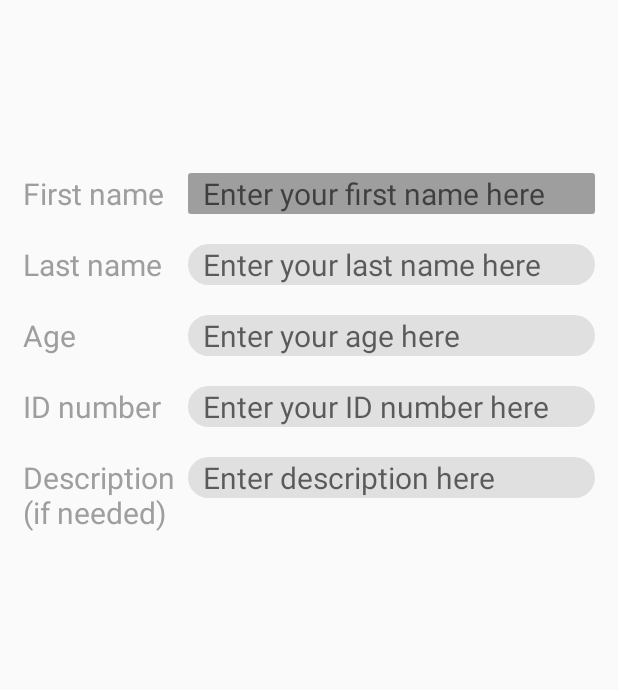
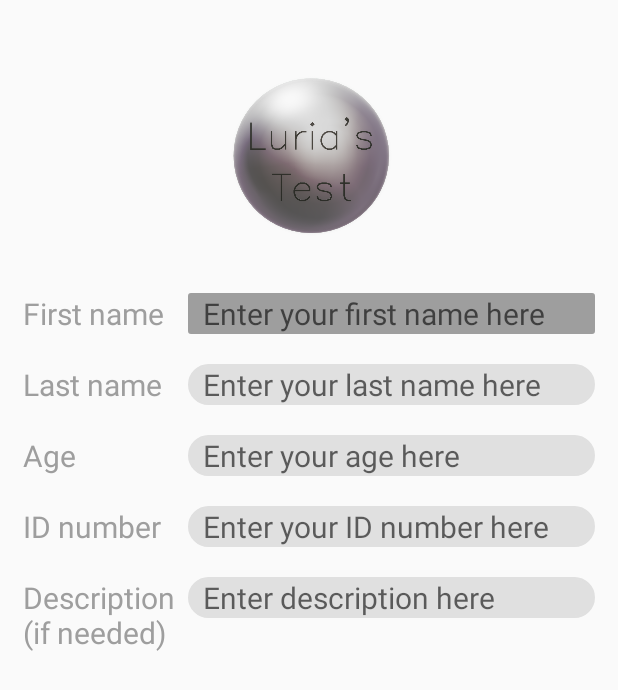
Before and after one commit to MartaDziemba/LuriasTest, an Android app: the layout editdata.xml on its own in the app's theme, with its tools: preview values and no code run, on a phone screen of 412 x 824 dp. Shown: the top 690 px of the screen. Run offline under Robolectric (Android 15) with nearby library versions, the light colour scheme and no system bars.

Commit message:
Logo location.

```diff
--- a/app/src/main/res/layout/editdata.xml
+++ b/app/src/main/res/layout/editdata.xml
@@ -5,33 +5,41 @@
     android:layout_height="match_parent"
     android:padding="15dp">
 
+    <ImageView
+        android:id="@+id/logo"
+        android:layout_width="180dp"
+        android:layout_height="180dp"
+        android:src="@drawable/image_toffi"
+        android:layout_centerHorizontal="true"
+        android:padding="20dp"/>
+
     <TextView
         android:id="@+id/textFirstName"
         android:layout_width="110dp"
         android:layout_height="wrap_content"
 
         android:layout_alignBaseline="@+id/editTextFirstName"
+        android:layout_below="@id/logo"
 
-        android:layout_alignParentStart="true"
         android:fontFamily="sans-serif"
         android:text="@string/textFirstName"
 
         android:textAllCaps="false"
         android:textColor="@color/colorPrimaryDark"
-        android:textSize="20dp"
+        android:textSize="20sp"
         android:typeface="monospace" />
 
     <EditText
         android:hint="@string/editTextFirstName"
         android:layout_width="match_parent"
         android:layout_height="wrap_content"
-        android:layout_marginTop="100dp"
         android:paddingLeft="10dp"
 
         android:textColor="@color/colorPrimaryDark"
         android:background="@drawable/mybutton"
 
         android:layout_toRightOf="@id/textFirstName"
+        android:layout_below="@id/logo"
 
         android:fontFamily="sans-serif"
         android:typeface="monospace"
```
Also changed, not shown: app/src/main/res/layout/intro.xml (+8 -0 lines), app/src/main/res/drawable/image_brown.png (renamed from app/src/main/res/drawable/LuriasTestImage_brown.png), app/src/main/res/drawable/image_center.png (renamed from app/src/main/res/drawable/LuriasTestImage_center.png), app/src/main/res/drawable/image_dark.png (renamed from app/src/main/res/drawable/LuriasTestImage_dark.png), app/src/main/res/drawable/image_gray.png (renamed from app/src/main/res/drawable/LuriasTestImage_gray.png), app/src/main/res/drawable/image_light.png (renamed from app/src/main/res/drawable/LuriasTestImage_light.png), app/src/main/res/drawable/image_toffi.png (renamed from app/src/main/res/drawable/LuriasTestImage_toffi.png), app/src/main/res/drawable/image_yellow.png (renamed from app/src/main/res/drawable/LuriasTestImage_yellow.png), app/src/main/res/drawable/image_yellow2.png (renamed from app/src/main/res/drawable/LuriasTestImage_yellow2.png).
